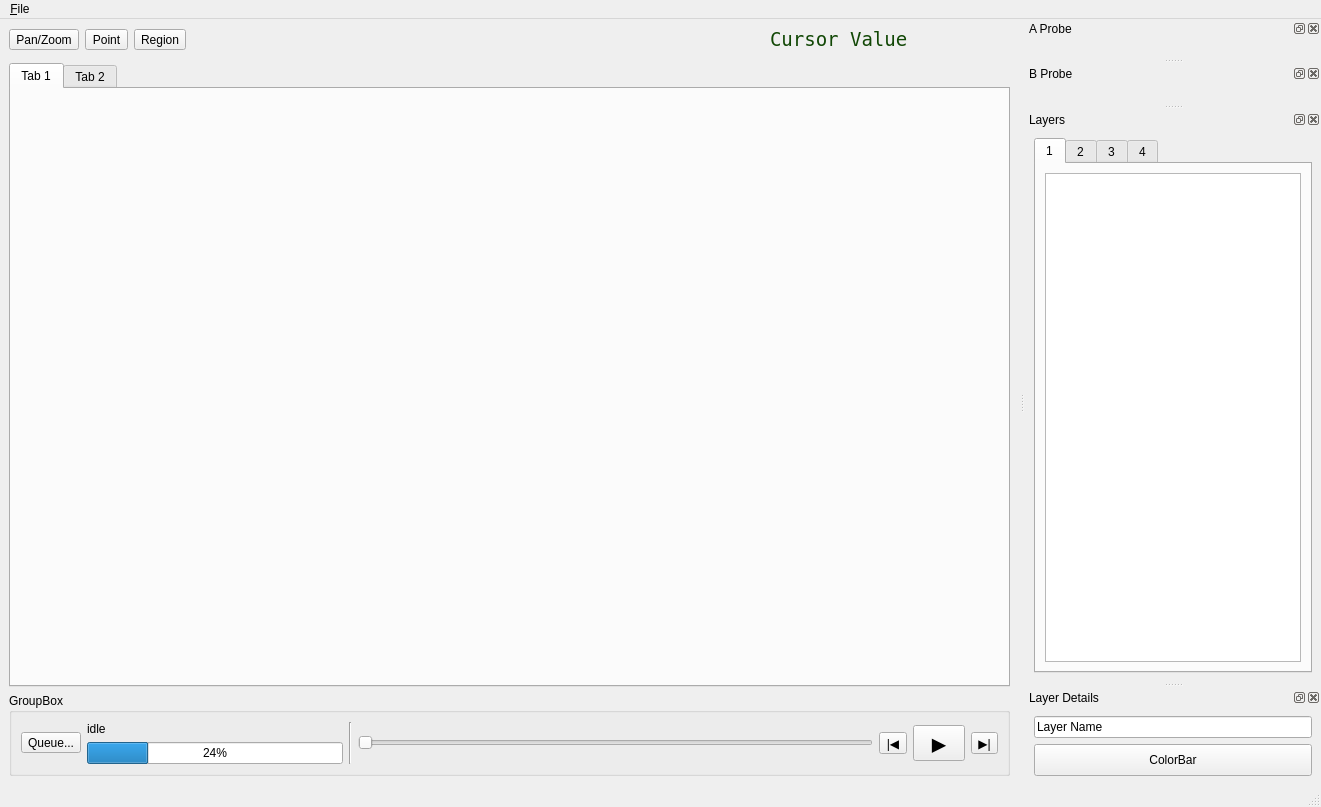
The window that py/cspov/ui/pov_main.ui (ssec/sift) describes before a commit, drawn with Qt 5.
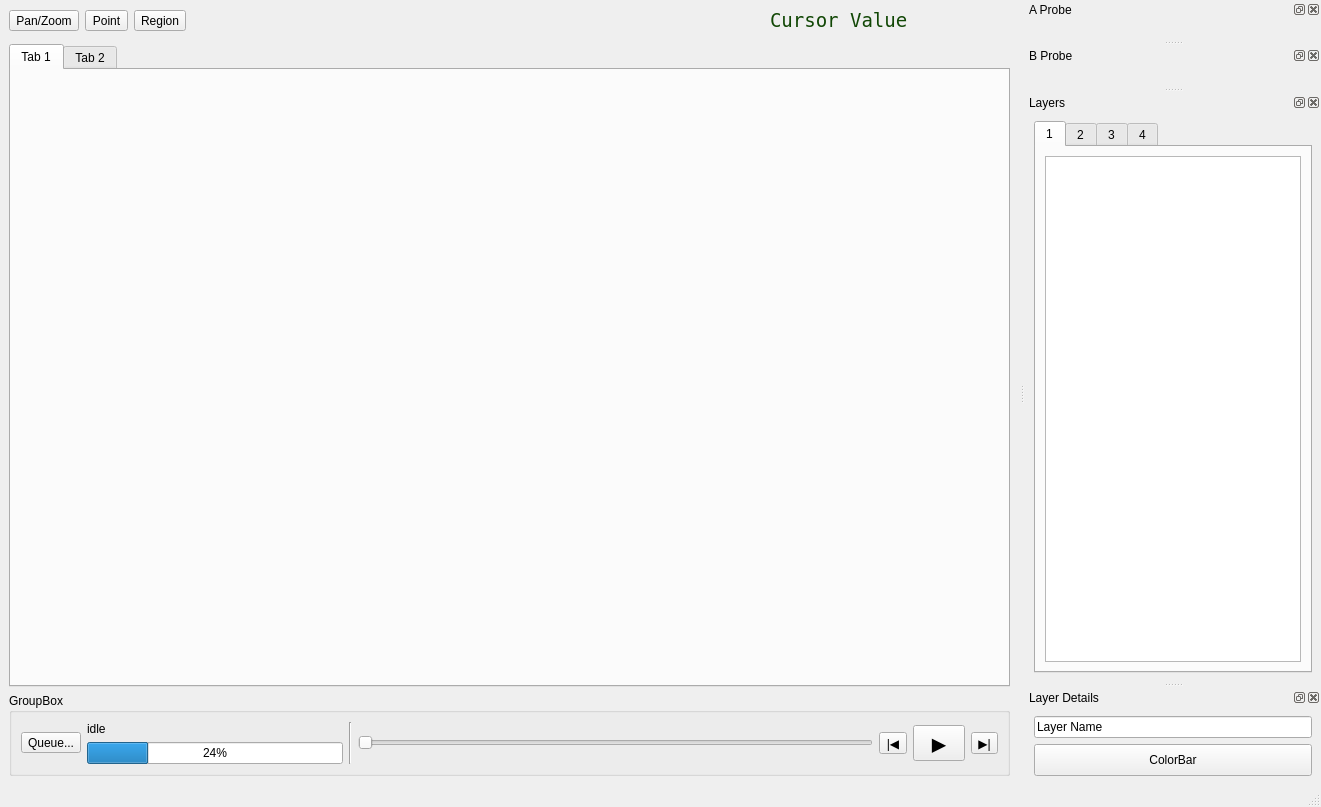
The same window after the commit.

Commit message: command-O open dialog works, but document listbox doesn't update and BT bands look a bit weird

Diff of the .ui file:
```diff
--- a/py/cspov/ui/pov_main.ui
+++ b/py/cspov/ui/pov_main.ui
@@ -308,13 +308,6 @@
      <height>22</height>
     </rect>
    </property>
-   <widget class="QMenu" name="menu_File">
-    <property name="title">
-     <string>&amp;File</string>
-    </property>
-    <addaction name="action_Open"/>
-   </widget>
-   <addaction name="menu_File"/>
   </widget>
   <widget class="QStatusBar" name="statusbar"/>
   <widget class="QDockWidget" name="probeAPane">
```
Left out of the diff: 10 changed lines with no effect on the pictures. The commit also changes 3 other files.
